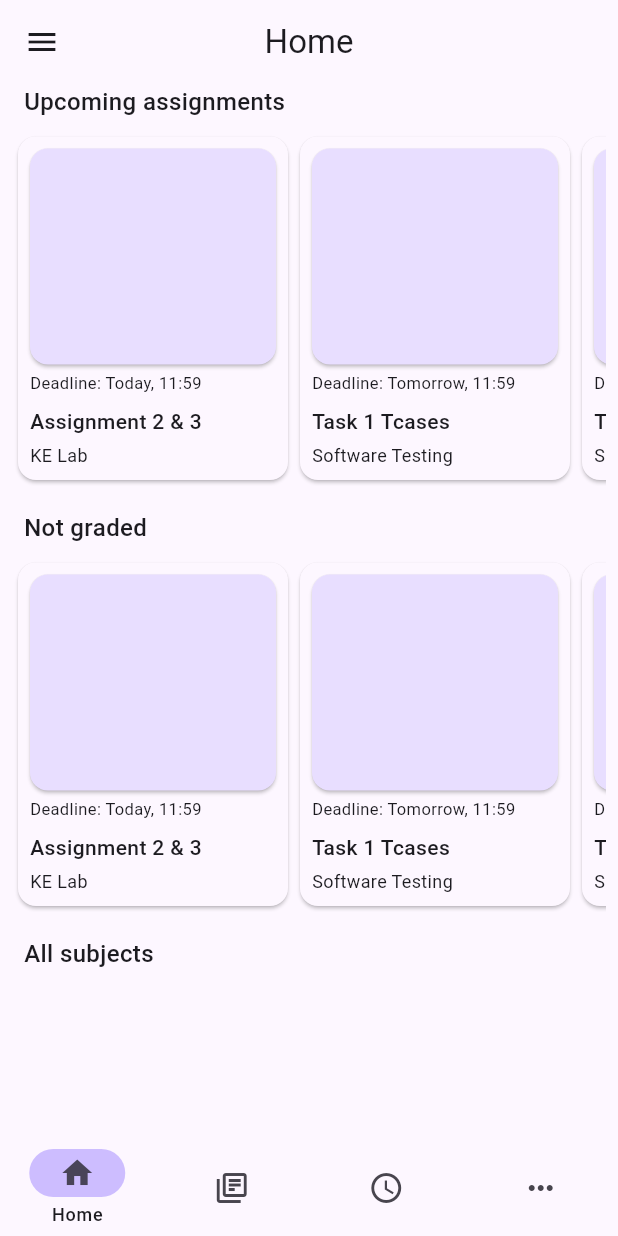
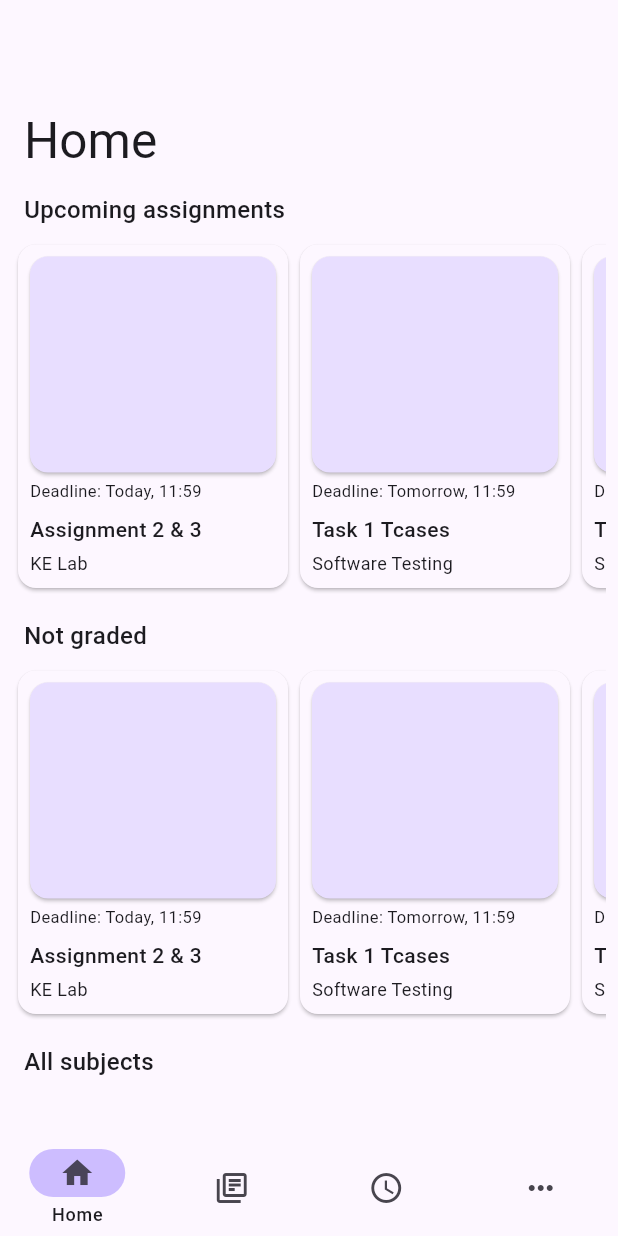
Before and after one commit to agxpro-z/classnet, a Flutter app: the screen it shows once a user with an empty profile is signed in, on a phone screen of 412 x 824 dp. Run offline on Flutter 3.47's test engine with Material 3 defaults, Android fonts, the phone set to English and light mode, and no system bars; our stand-ins replace cloud_firestore, firebase_auth, firebase_core, injectable, stacked and 1 more; missing offline and left inert: markdown_widget; accounts and stored records are empty; generated files the repository leaves out were written again.

Commit message:
UI: Implement CustomSliverAppBar and improve UI.
Signed-off-by: AnkitGourav <Ankitgourav035@gmail.com>

```diff
--- a/lib/app/ui/views/home/home_view.dart
+++ b/lib/app/ui/views/home/home_view.dart
@@ -3,6 +3,7 @@ import 'package:flutter/material.dart';
 import '../../../../res/strings.dart';
 import '../../../services/auth.dart';
 import '../../widgets/assignments/assignment_card.dart';
+import '../../widgets/shared/custom_sliver_app_bar.dart';
 import '../../widgets/subjects/subjects.dart';
 import '../../widgets/subjects/teacher_subjects.dart';
 
@@ -23,10 +24,23 @@ class HomeView extends StatelessWidget {
   Widget build(BuildContext context) {
     final theme = Theme.of(context);
 
-    return SingleChildScrollView(
-      child: Column(
-        crossAxisAlignment: CrossAxisAlignment.start,
-        children: <Widget>[
+    return Scaffold(
+      body: CustomScrollView(
+        slivers: <Widget>[
+          CustomSliverAppBar(
+            isMainView: true,
+            title: Text(
+              Strings.home,
+              style: TextStyle(
+                color: Theme.of(context).colorScheme.onSurface,
+              ),
+            ),
+          ),
+          SliverPadding(
+            padding: const EdgeInsets.symmetric(horizontal: 8.0),
+            sliver: SliverList(
+              delegate: SliverChildListDelegate.fixed(
+                <Widget>[
                   Padding(
                     padding: const EdgeInsets.only(left: 8.0),
                     child: Text(
@@ -120,6 +134,10 @@ class HomeView extends StatelessWidget {
                   const SizedBox(height: 8.0),
                 ],
               ),
+            ),
+          ),
+        ],
+      ),
     );
   }
 }
--- a/lib/app/ui/views/navigation/navigation_view.dart
+++ b/lib/app/ui/views/navigation/navigation_view.dart
@@ -3,7 +3,6 @@ import 'package:stacked/stacked.dart';
 
 import '../../../../res/strings.dart';
 import '../../../app.locator.dart';
-import '../../widgets/navigationView/drawer.dart';
 import 'navigation_viewmodel.dart';
 
 class NavigationView extends StatelessWidget {
@@ -17,12 +16,6 @@ class NavigationView extends StatelessWidget {
       viewModelBuilder: () => locator<NavigationViewModel>(),
       builder: (BuildContext context, NavigationViewModel viewModel, Widget? child) => Scaffold(
         backgroundColor: theme.colorScheme.surface,
-        appBar: AppBar(
-          backgroundColor: theme.colorScheme.surface,
-          title: Text(viewModel.getViewName()),
-          centerTitle: true,
-        ),
-        drawer: const NavigationViewDrawer(),
         bottomNavigationBar: NavigationBar(
           backgroundColor: theme.colorScheme.surface,
           labelBehavior: NavigationDestinationLabelBehavior.onlyShowSelected,
@@ -49,10 +42,7 @@ class NavigationView extends StatelessWidget {
           onDestinationSelected: viewModel.setIndex,
           indicatorColor: theme.colorScheme.inversePrimary,
         ),
-        body: Padding(
-          padding: const EdgeInsets.symmetric(horizontal: 8.0),
-          child: viewModel.getViewForIndex(viewModel.currentIndex),
-        ),
+        body: viewModel.getViewForIndex(viewModel.currentIndex),
       ),
     );
   }
--- a/lib/app/ui/views/navigation/navigation_viewmodel.dart
+++ b/lib/app/ui/views/navigation/navigation_viewmodel.dart
@@ -24,19 +24,4 @@ class NavigationViewModel extends IndexTrackingViewModel {
         return const HomeView();
     }
   }
-
-  String getViewName() {
-    switch (currentIndex) {
-      case 0:
-        return Strings.home;
-      case 1:
-        return Strings.subjects;
-      case 2:
-        return Strings.schedule;
-      case 3:
-        return Strings.preferences;
-      default:
-        return Strings.home;
-    }
-  }
 }
```
Also changed, not shown: lib/app/ui/views/preferences/preferences_view.dart (+20 -4 lines), lib/app/ui/views/schedule/schedule_view.dart (+20 -4 lines), lib/app/ui/views/subjects/subjects_view.dart (+28 -4 lines), lib/app/ui/widgets/shared/custom_sliver_app_bar.dart (added, +50 -0 lines). Lines whose indentation alone changed are shown as unchanged.
